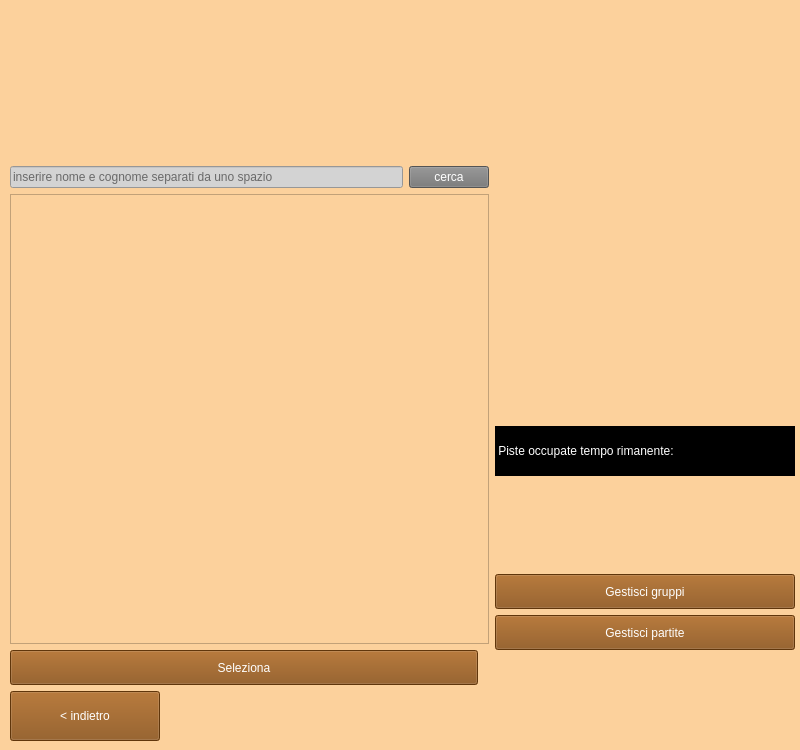
Old version of the form Partita/view/gestionePartite.ui in the repository ManuelMarrone/GestioneBowling.
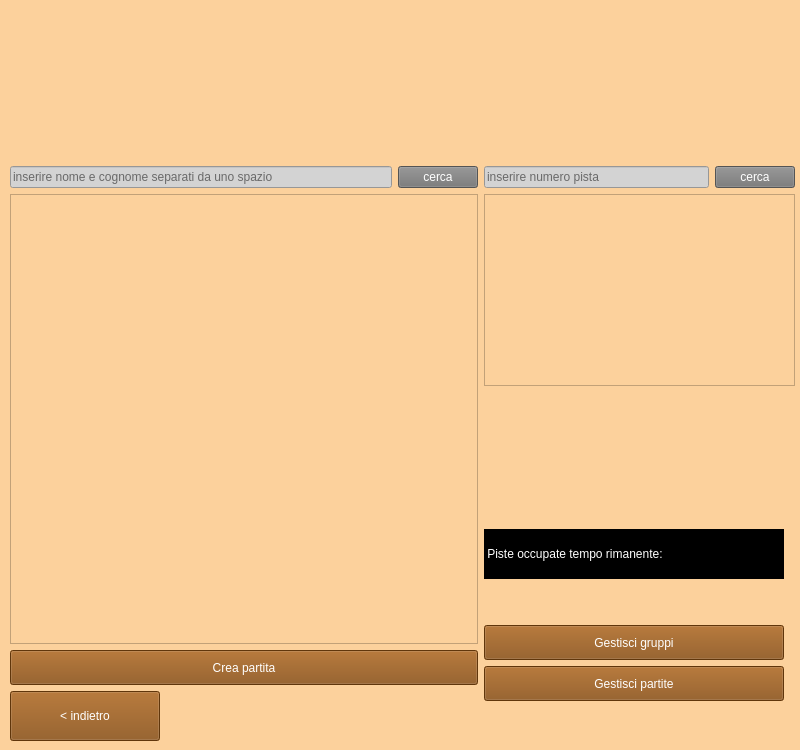
New version of the form. Icons and pictures are not drawn.

Commit message: visualizzazione e ricerca piste, aggiunta di funzionalita coda scarpe

```diff
--- a/Partita/view/gestionePartite.ui
+++ b/Partita/view/gestionePartite.ui
@@ -301,7 +301,7 @@
 background-color: rgb(135, 75, 15);</string>
           </property>
           <property name="text">
-           <string>Seleziona</string>
+           <string>Crea partita</string>
           </property>
          </widget>
         </item>
@@ -330,10 +330,49 @@
        </layout>
       </item>
       <item>
-       <layout class="QVBoxLayout" name="verticalLayout_2" stretch="0,0,0">
+       <layout class="QVBoxLayout" name="verticalLayout_2" stretch="0,0,0,0,0">
         <property name="sizeConstraint">
          <enum>QLayout::SetFixedSize</enum>
         </property>
+        <item>
+         <layout class="QHBoxLayout" name="horizontalLayout_2">
+          <item>
+           <widget class="QLineEdit" name="cercaPista">
+            <property name="enabled">
+             <bool>true</bool>
+            </property>
+            <property name="styleSheet">
+             <string notr="true">background: lightgrey</string>
+            </property>
+            <property name="inputMask">
+             <string/>
+            </property>
+            <property name="text">
+             <string/>
+            </property>
+            <property name="frame">
+             <bool>true</bool>
+            </property>
+            <property name="placeholderText">
+             <string>inserire numero pista</string>
+            </property>
+           </widget>
+          </item>
+          <item>
+           <widget class="QPushButton" name="pistaButton">
+            <property name="styleSheet">
+             <string notr="true">color: white;  background-color: #757575</string>
+            </property>
+            <property name="text">
+             <string>cerca</string>
+            </property>
+           </widget>
+          </item>
+         </layout>
+        </item>
+        <item>
+         <widget class="QListWidget" name="pisteList"/>
+        </item>
         <item>
          <spacer name="verticalSpacer_2">
           <property name="orientation">
```
The commit also changes 6 other files.
